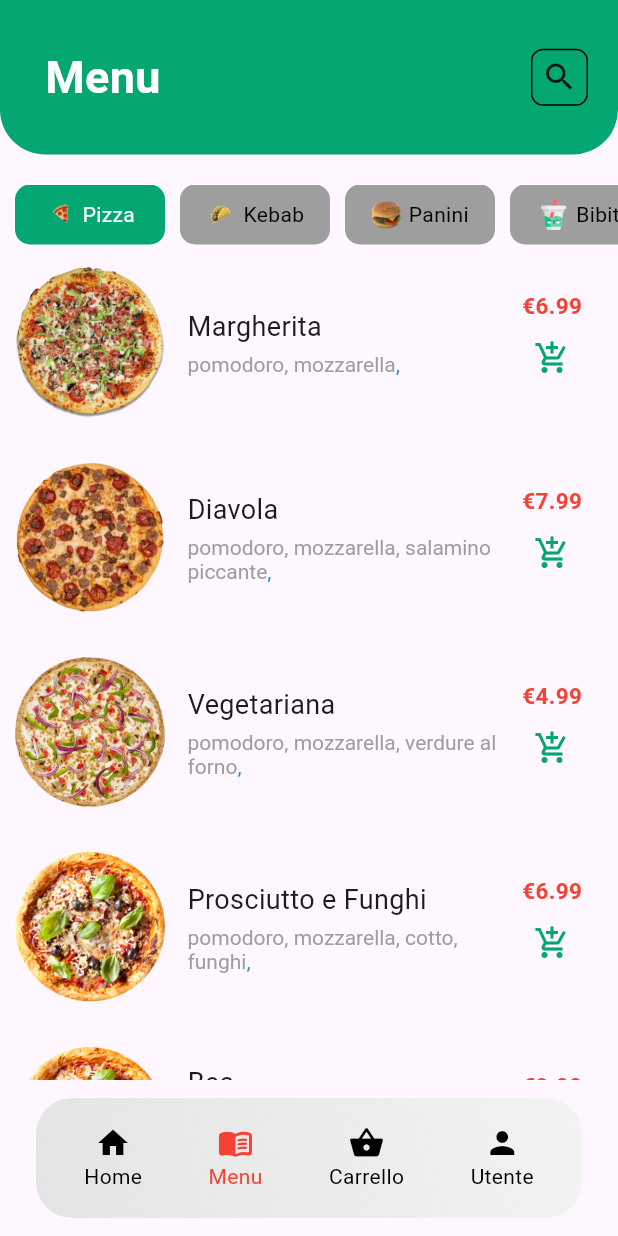
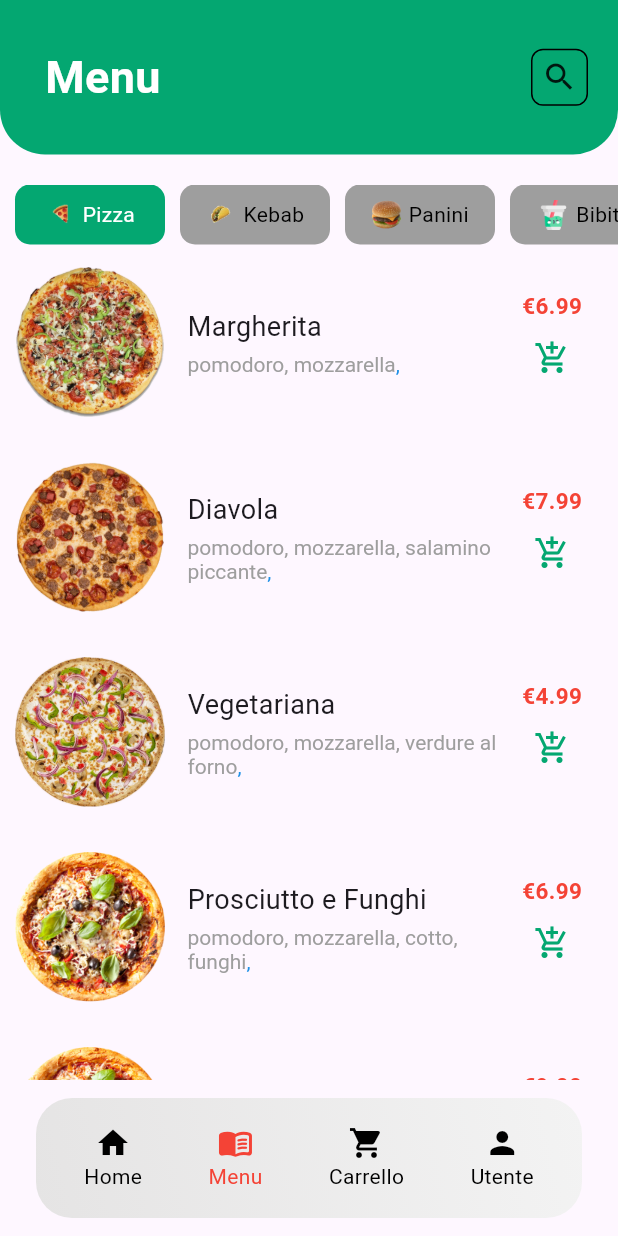
Before and after one commit to umberto-bianchin/app-pizzeria, a Flutter app: the screen it shows after launch, after a tap on "Pizza", on a phone screen of 412 x 824 dp. Run offline on Flutter 3.47's test engine with Material 2 defaults, Android fonts, the phone set to English and light mode, and no system bars; our stand-ins replace email_validator, firebase_auth, firebase_core, google_maps_flutter, google_sign_in; accounts and stored records are empty; Roboto replaces fonts that are missing (Gilroy); statements that could not run were skipped.

Commit message:
small bug fix

```diff
--- a/lib/main.dart
+++ b/lib/main.dart
@@ -43,6 +43,7 @@ class MyApp extends StatefulWidget {
 class _MyAppState extends State<MyApp> {
   final PageController _pageController = PageController();
   int _selectedPage = 0;
+  int cartItemCount = 0;
 
   MenuPage menuPage = const MenuPage(selectedCategory: Categories.pizza);
 
@@ -69,6 +70,7 @@ class _MyAppState extends State<MyApp> {
 
   @override
   Widget build(BuildContext context) {
+    cartItemCount = Provider.of<CartItemsProvider>(context).element;
     return MaterialApp(
       navigatorKey: navigatorKey,
       theme: ThemeData(
@@ -108,6 +110,7 @@ class _MyAppState extends State<MyApp> {
         bottomNavigationBar: NavBar(
           onChangePage: changePage,
           selectedIndex: _selectedPage,
+          cartItemCount: cartItemCount,
         ),
       ),
       debugShowCheckedModeBanner: false,
--- a/lib/providers/cart_provider.dart
+++ b/lib/providers/cart_provider.dart
@@ -6,6 +6,14 @@ class CartItemsProvider with ChangeNotifier {
   List<DataItem> cartList = [];
 
   List<DataItem> get cart => cartList;
+  int get element {
+    int elementCount = 0;
+    for (DataItem item in cartList) {
+      elementCount += item.quantity;
+    }
+
+    return elementCount;
+  }
 
   void addItem(DataItem item) {
     item.clearList();
@@ -15,7 +23,7 @@ class CartItemsProvider with ChangeNotifier {
       if (itemList.name == item.name &&
           const DeepCollectionEquality.unordered()
               .equals(itemList.ingredients, item.ingredients)) {
-        itemList.quantity += 1;
+        itemList.quantity += item.quantity;
         notifyListeners();
         return;
       }
@@ -26,11 +34,7 @@ class CartItemsProvider with ChangeNotifier {
   }
 
   void removeItem(DataItem item) {
-    if (item.quantity > 1) {
-      item.quantity -= 1;
-    } else {
-      cartList.remove(item);
-    }
+    cartList.remove(item);
 
     notifyListeners();
   }
--- a/lib/screen/cart.dart
+++ b/lib/screen/cart.dart
@@ -20,7 +20,8 @@ class _CartScreenState extends State<CartScreen> {
         ? cartElements()
         : emptyMessage();
 
-    return Column(
+    return Expanded(
+      child: Column(
         children: [
           Container(
             padding: const EdgeInsets.all(30),
@@ -49,8 +50,11 @@ class _CartScreenState extends State<CartScreen> {
               ],
             ),
           ),
-        displayed
+          Flexible(child: displayed),
+          if (context.watch<CartItemsProvider>().cartList.isNotEmpty)
+            const TotalPrice(),
         ],
+      ),
     );
   }
 
@@ -59,7 +63,7 @@ class _CartScreenState extends State<CartScreen> {
       crossAxisAlignment: CrossAxisAlignment.center,
       children: [
         SizedBox(
-          height: MediaQuery.of(context).size.height / 1.7,
+          height: MediaQuery.of(context).size.height / 1.6,
           width: double.infinity,
           child: ListView.builder(
               itemCount: context.watch<CartItemsProvider>().cartList.length,
@@ -79,6 +83,15 @@ class _CartScreenState extends State<CartScreen> {
                           .removeItem(Provider.of<CartItemsProvider>(context,
                                   listen: false)
                               .cartList[index]);
+                      ScaffoldMessenger.of(context).showSnackBar(const SnackBar(
+                        content: Text(
+                          "Rimosso dal carrello",
+                          style: TextStyle(
+                            color: Colors.black,
+                          ),
+                        ),
+                        backgroundColor: Color.fromARGB(255, 229, 228, 228),
+                      ));
                     }
                   },
                   direction: DismissDirection.endToStart,
@@ -96,7 +109,6 @@ class _CartScreenState extends State<CartScreen> {
                 );
               }),
         ),
-        const TotalPrice(),
       ],
     );
   }
--- a/lib/widget/menu_item.dart
+++ b/lib/widget/menu_item.dart
@@ -38,7 +38,7 @@ class MenuItem extends StatelessWidget {
                             overflow: TextOverflow.ellipsis,
                             dataItem.menuDefault
                                 ? dataItem.name
-                                : "${dataItem.name}\t x${dataItem.quantity}",
+                                : "${dataItem.name}\n x${dataItem.quantity}",
                             style: const TextStyle(
                               fontSize: 18.0,
                             ),
@@ -49,7 +49,7 @@ class MenuItem extends StatelessWidget {
                           if (dataItem.category != Categories.bibite)
                             RichText(
                               overflow: TextOverflow.ellipsis,
-                              maxLines: 3,
+                              maxLines: 2,
                               text: TextSpan(
                                   style: const TextStyle(color: Colors.grey),
                                   children: [
--- a/lib/widget/nav_bar.dart
+++ b/lib/widget/nav_bar.dart
@@ -1,15 +1,20 @@
 import 'package:flutter/material.dart';
 
 class NavBar extends StatelessWidget {
-  NavBar({super.key, required this.onChangePage, required this.selectedIndex});
+  NavBar(
+      {super.key,
+      required this.onChangePage,
+      required this.selectedIndex,
+      required this.cartItemCount});
 
   final void Function(int index) onChangePage;
   final int selectedIndex;
+  final int cartItemCount;
 
   final List<Pair> pairList = [
     Pair(Icons.home, "Home"),
     Pair(Icons.menu_book_rounded, "Menu"),
-    Pair(Icons.shopping_basket, "Carrello"),
+    Pair(Icons.shopping_cart, "Carrello"),
     Pair(Icons.person, "Utente"),
   ];
 
@@ -55,15 +60,36 @@ class NavBar extends StatelessWidget {
               child: Column(
                 mainAxisAlignment: MainAxisAlignment.center,
                 children: [
-                  Icon(
-                    icon,
-                    color: index == selectedIndex ? Colors.red : Colors.black,
+                  Row(
+                    children: [
+                      Icon(
+                        icon,
+                        color:
+                            index == selectedIndex ? Colors.red : Colors.black,
+                      ),
+                      if (index == 2 && cartItemCount != 0)
+                        Container(
+                          padding: const EdgeInsets.all(3),
+                          decoration: BoxDecoration(
+                            color: index == selectedIndex
+                                ? Colors.red
+                                : Colors.black,
+                            shape: BoxShape.circle,
+                          ),
+                          child: Text(
+                            cartItemCount.toString(),
+                            style: const TextStyle(
+                              color: Colors.white,
+                              fontWeight: FontWeight.bold,
+                            ),
+                          ),
+                        ),
+                    ],
                   ),
                   Text(
                     name,
                     style: TextStyle(
-                      color:
-                          index == selectedIndex ? Colors.red : Colors.black,
+                      color: index == selectedIndex ? Colors.red : Colors.black,
                     ),
                   ),
                 ],
```
Lines whose indentation alone changed are shown as unchanged.
